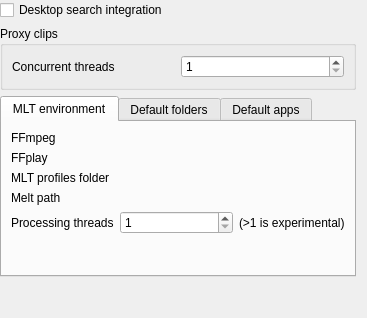
This is src/ui/configenv_ui.ui in KDE/kdenlive as Qt 5 draws it before an edit. The edited form follows.
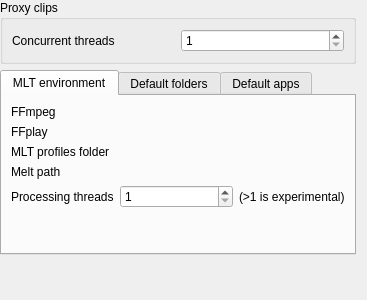
This is the edited form. Custom widgets are drawn as their Qt base class.

What changed in the file:
```diff
--- a/src/ui/configenv_ui.ui
+++ b/src/ui/configenv_ui.ui
@@ -7,7 +7,7 @@
     <x>0</x>
     <y>0</y>
     <width>367</width>
-    <height>318</height>
+    <height>300</height>
    </rect>
   </property>
   <layout class="QGridLayout" name="gridLayout">
@@ -17,14 +17,49 @@
    <property name="topMargin">
     <number>0</number>
    </property>
-   <item row="0" column="0">
-    <widget class="QCheckBox" name="kcfg_activate_nepomuk">
-     <property name="text">
-      <string>Desktop search integration</string>
-     </property>
-    </widget>
-   </item>
    <item row="2" column="0">
+    <spacer name="verticalSpacer">
+     <property name="orientation">
+      <enum>Qt::Vertical</enum>
+     </property>
+     <property name="sizeHint" stdset="0">
+      <size>
+       <width>20</width>
+       <height>40</height>
+      </size>
+     </property>
+    </spacer>
+   </item>
+   <item row="0" column="0">
+    <widget class="QGroupBox" name="groupBox">
+     <property name="title">
+      <string>Proxy clips</string>
+     </property>
+     <layout class="QGridLayout" name="gridLayout_4">
+      <item row="0" column="0">
+       <widget class="QLabel" name="label_9">
+        <property name="text">
+         <string>Concurrent threads</string>
+        </property>
+       </widget>
+      </item>
+      <item row="0" column="1">
+       <widget class="QSpinBox" name="kcfg_proxythreads">
+        <property name="sizePolicy">
+         <sizepolicy hsizetype="Minimum" vsizetype="Fixed">
+          <horstretch>0</horstretch>
+          <verstretch>0</verstretch>
+         </sizepolicy>
+        </property>
+        <property name="minimum">
+         <number>1</number>
+        </property>
+       </widget>
+      </item>
+     </layout>
+    </widget>
+   </item>
+   <item row="1" column="0">
     <widget class="QTabWidget" name="tabWidget">
      <property name="currentIndex">
       <number>0</number>
@@ -258,48 +293,6 @@
      </widget>
     </widget>
    </item>
-   <item row="3" column="0">
-    <spacer name="verticalSpacer">
-     <property name="orientation">
-      <enum>Qt::Vertical</enum>
-     </property>
-     <property name="sizeHint" stdset="0">
-      <size>
-       <width>20</width>
-       <height>40</height>
-      </size>
-     </property>
-    </spacer>
-   </item>
-   <item row="1" column="0">
-    <widget class="QGroupBox" name="groupBox">
-     <property name="title">
-      <string>Proxy clips</string>
-     </property>
-     <layout class="QGridLayout" name="gridLayout_4">
-      <item row="0" column="0">
-       <widget class="QLabel" name="label_9">
-        <property name="text">
-         <string>Concurrent threads</string>
-        </property>
-       </widget>
-      </item>
-      <item row="0" column="1">
-       <widget class="QSpinBox" name="kcfg_proxythreads">
-        <property name="sizePolicy">
-         <sizepolicy hsizetype="Minimum" vsizetype="Fixed">
-          <horstretch>0</horstretch>
-          <verstretch>0</verstretch>
-         </sizepolicy>
-        </property>
-        <property name="minimum">
-         <number>1</number>
-        </property>
-       </widget>
-      </item>
-     </layout>
-    </widget>
-   </item>
   </layout>
  </widget>
  <customwidgets>
```
